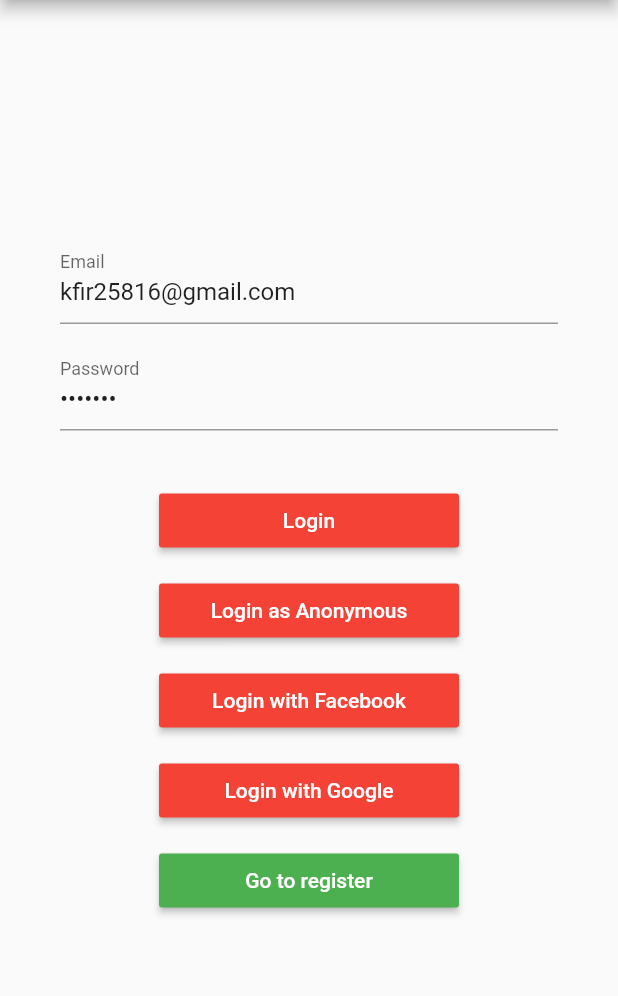
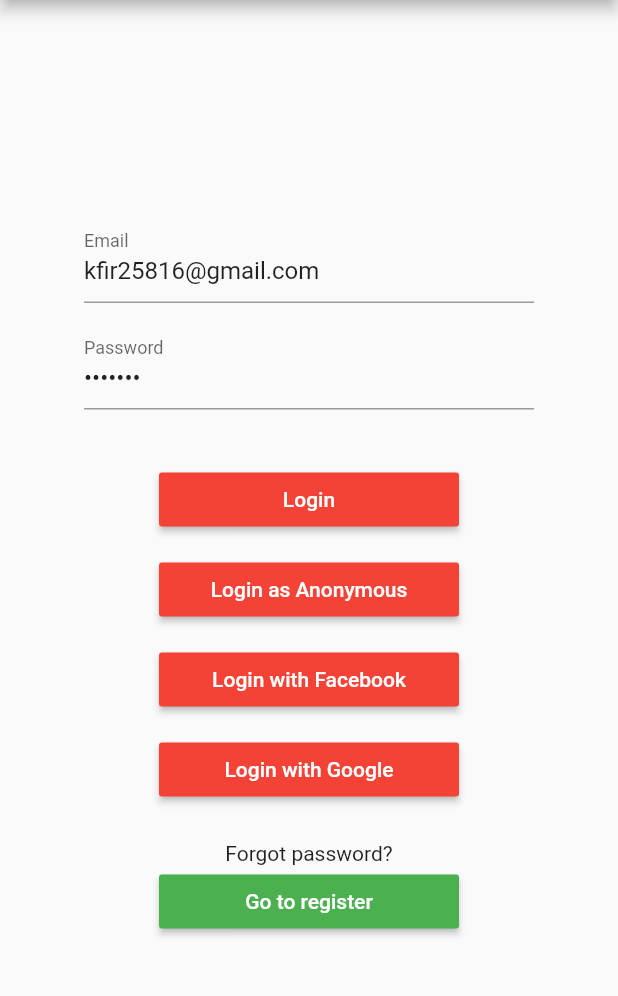
Before and after one commit to kfiross/flutter_mongodb_realm, a Flutter app: the LoginScreen screen opened directly, on a phone screen of 412 x 824 dp, the part 84-1080 px from its top. Run offline on Flutter 3.47's test engine with Material 2 defaults, Android fonts, the phone set to English and light mode, and no system bars; our stand-ins replace fluttertoast, js, sprintf; missing offline and left inert: bson, dart:html, dart:js_util, extension, flutter_facebook_login, streams_channel; accounts and stored records are empty.

Commit message:
updated example to demonstrate a reset password

```diff
--- a/example/lib/login_screen.dart
+++ b/example/lib/login_screen.dart
@@ -1,6 +1,7 @@
 import 'package:flutter/material.dart';
 import 'package:flutter_mongo_stitch/flutter_mongo_stitch.dart';
 import 'package:flutter_facebook_login/flutter_facebook_login.dart';
+import 'package:flutter_mongo_stitch_example/reset_pass_screen.dart';
 
 import 'home_screen.dart';
 import 'package:fluttertoast/fluttertoast.dart';
@@ -43,15 +44,20 @@ class _LoginScreenState extends State<LoginScreen> {
         child: Column(
           mainAxisAlignment: MainAxisAlignment.center,
           children: <Widget>[
-            TextFormField(
+            Container(
+              width: 300,
+              child: TextFormField(
                 initialValue: _email,
                 decoration: InputDecoration(labelText: 'Email'),
                 autocorrect: false,
                 validator: (val) => val.isEmpty ? "Name can't be empty." : null,
                 onSaved: (val) => _email = val,
               ),
+            ),
             SizedBox(height: 12),
-            TextFormField(
+            Container(
+              width: 300,
+              child: TextFormField(
                 initialValue: _password,
                 decoration: InputDecoration(labelText: 'Password'),
                 obscureText: true,
@@ -65,6 +71,7 @@ class _LoginScreenState extends State<LoginScreen> {
                   return null;
                 },
                 onSaved: (val) => _password = val,
+              ),
             ),
             SizedBox(height: 36),
             Container(
@@ -113,6 +120,13 @@ class _LoginScreenState extends State<LoginScreen> {
               ],
             )
                 : Container(),
+            SizedBox(height: 12),
+            InkWell(
+              child: Text("Forgot password?"),
+              onTap: (){
+                Navigator.push(context, MaterialPageRoute(builder: (_) => ResetPasswordScreen()));
+              },
+            ),
             Container(
               width: 200,
               child: RaisedButton(
```
Also changed, not shown: example/lib/reset_pass_screen.dart (added, +62 -0 lines), lib/dummy.dart (deleted). Lines whose indentation alone changed are shown as unchanged.
